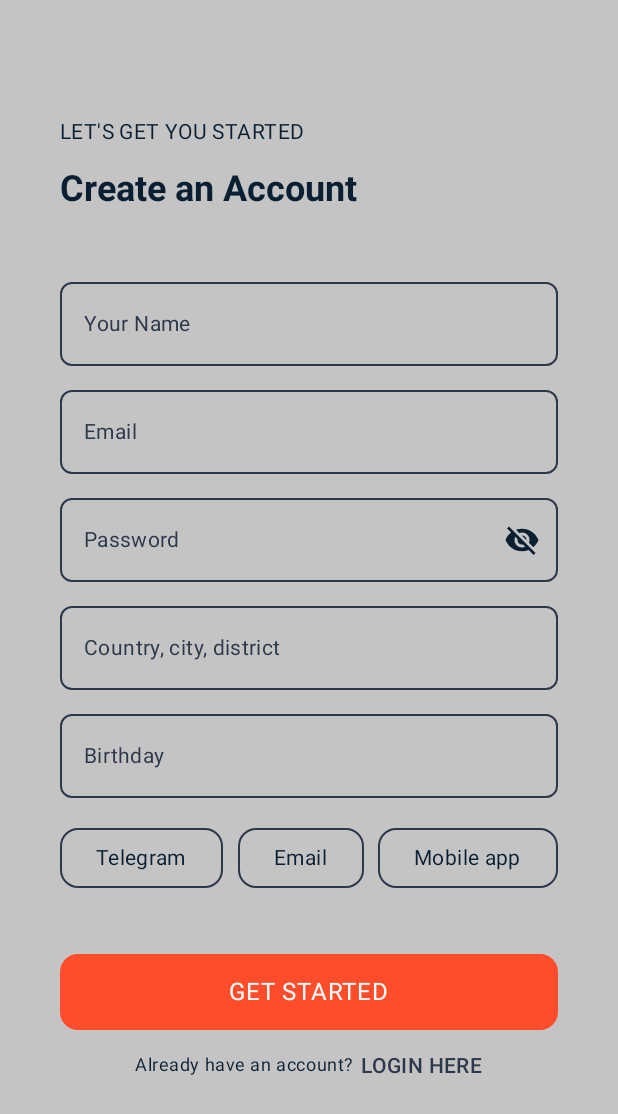
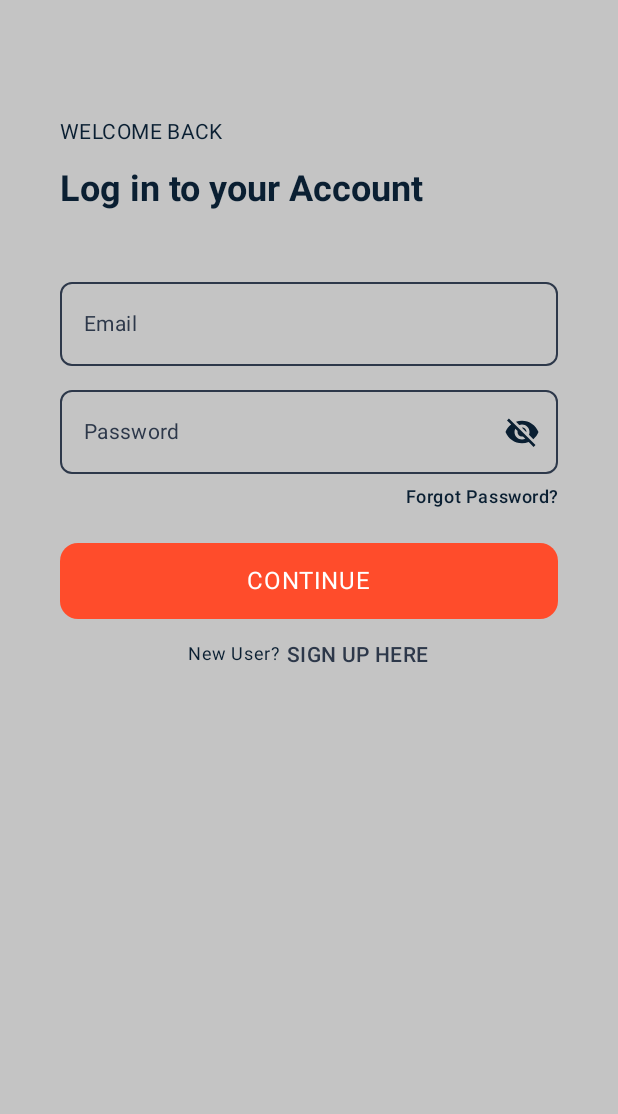
Before and after one commit to DmitriyVladarchuk/NEAR-Mobile, an Android app built with Jetpack Compose: the screen it shows after launch (MainActivity), on a phone screen of 412 x 824 dp. Shown: the top 1114 px of the screen. Run offline under Robolectric (Android 15) with nearby library versions, the phone set to English and light mode, and no system bars.

Commit message:
update login screen and add signup screen

```diff
--- a/app/src/main/java/com/example/near/MainActivity.kt
+++ b/app/src/main/java/com/example/near/MainActivity.kt
@@ -9,7 +9,8 @@ import androidx.compose.foundation.layout.padding
 import androidx.compose.material3.Scaffold
 import androidx.compose.ui.Modifier
 import androidx.core.splashscreen.SplashScreen.Companion.installSplashScreen
-import com.example.near.ui.screens.auth.login.RegistrationAccount
+import com.example.near.ui.screens.auth.login.LoginAccountScreen
+import com.example.near.ui.screens.auth.signup.SignupAccount
 import com.example.near.ui.theme.CustomTheme
 import com.example.near.ui.theme.NEARTheme
 
@@ -26,7 +27,10 @@ class MainActivity : AppCompatActivity() {
                     containerColor = CustomTheme.colors.background,
                     modifier = Modifier.fillMaxSize()
                 ) { innerPadding ->
-                    RegistrationAccount(modifier = Modifier.padding(innerPadding)) {
+//                    SignupAccount(modifier = Modifier.padding(innerPadding)) {
+//
+//                    }
+                    LoginAccountScreen(modifier = Modifier.padding(innerPadding)) {
 
                     }
                 }
--- /dev/null
+++ b/app/src/main/java/com/example/near/ui/screens/auth/login/LoginAccountScreen.kt
@@ -0,0 +1,128 @@
+package com.example.near.ui.screens.auth.login
+
+import androidx.compose.foundation.clickable
+import androidx.compose.foundation.layout.Arrangement
+import androidx.compose.foundation.layout.Column
+import androidx.compose.foundation.layout.fillMaxWidth
+import androidx.compose.foundation.layout.padding
+import androidx.compose.foundation.shape.RoundedCornerShape
+import androidx.compose.foundation.text.KeyboardOptions
+import androidx.compose.material.icons.Icons
+import androidx.compose.material.icons.filled.Visibility
+import androidx.compose.material.icons.filled.VisibilityOff
+import androidx.compose.material3.Icon
+import androidx.compose.material3.IconButton
+import androidx.compose.material3.OutlinedTextField
+import androidx.compose.material3.Text
+import androidx.compose.runtime.Composable
+import androidx.compose.runtime.getValue
+import androidx.compose.runtime.mutableStateOf
+import androidx.compose.runtime.remember
+import androidx.compose.runtime.setValue
+import androidx.compose.ui.Modifier
+import androidx.compose.ui.res.stringResource
+import androidx.compose.ui.text.font.FontWeight
+import androidx.compose.ui.text.input.KeyboardType
+import androidx.compose.ui.text.input.PasswordVisualTransformation
+import androidx.compose.ui.text.input.VisualTransformation
+import androidx.compose.ui.text.style.TextAlign
+import androidx.compose.ui.unit.dp
+import androidx.lifecycle.viewmodel.compose.viewModel
+import com.example.near.R
+import com.example.near.ui.theme.AppTypography
+import com.example.near.ui.theme.CustomTheme
+import com.example.near.ui.views.AuthScreenButtons
+import com.example.near.ui.views.HeaderTextInfo
+import com.example.near.ui.views.TextFieldLabel
+import com.example.near.ui.views.TextFieldPlaceholder
+import com.example.near.ui.views.textFieldColors
+
+@Composable
+fun LoginAccountScreen(
+    modifier: Modifier = Modifier,
+    viewModel: LoginAccountViewModel = viewModel(),
+    onSignUpClick: () -> Unit
+) {
+    val defaultModifier = Modifier.padding(horizontal = 40.dp, vertical = 40.dp)
+
+    Column(modifier = defaultModifier.then(modifier)) {
+        HeaderTextInfo(
+            stringResource(R.string.welcome_back).uppercase(),
+            stringResource(R.string.login_to_your_account)
+        )
+        TextFieldAccount(viewModel)
+        ForgotPassword {
+
+        }
+        AuthScreenButtons(
+            primaryButtonText = stringResource(R.string.continue_text).uppercase(),
+            secondaryText = stringResource(R.string.new_user),
+            secondaryActionText = stringResource(R.string.sign_up_here).uppercase(),
+            onPrimaryButtonClick = {
+                //viewModel.onSignUpClick()
+            },
+            onSecondaryActionClick = { onSignUpClick() }
+        )
+    }
+}
+
+@Composable
+private fun TextFieldAccount(viewModel: LoginAccountViewModel) {
+    Column(
+        verticalArrangement = Arrangement.spacedBy(8.dp)
+    ) {
+        // Email field
+        OutlinedTextField(
+            modifier = Modifier.fillMaxWidth(),
+            shape = RoundedCornerShape(8.dp),
+            value = viewModel.email,
+            onValueChange = { viewModel.email = it },
+            singleLine = true,
+            keyboardOptions = KeyboardOptions(keyboardType = KeyboardType.Email),
+            label = {
+                TextFieldLabel(stringResource(R.string.email))
+            },
+            placeholder = { TextFieldPlaceholder(stringResource(R.string.email)) },
+            textStyle = AppTypography.bodyMedium,
+            colors = textFieldColors()
+        )
+
+        // Password field
+        var passwordVisible by remember { mutableStateOf(false) }
+
+        OutlinedTextField(
+            modifier = Modifier.fillMaxWidth(),
+            shape = RoundedCornerShape(8.dp),
+            value = viewModel.password,
+            onValueChange = { viewModel.password = it },
+            singleLine = true,
+            visualTransformation = if (passwordVisible) VisualTransformation.None else PasswordVisualTransformation(),
+            keyboardOptions = KeyboardOptions(keyboardType = KeyboardType.Password),
+            label = { TextFieldLabel(stringResource(R.string.password)) },
+            placeholder = { TextFieldPlaceholder(stringResource(R.string.password)) },
+            textStyle = AppTypography.bodyMedium,
+            colors = textFieldColors(),
+            trailingIcon = {
+                IconButton(onClick = { passwordVisible = !passwordVisible }) {
+                    Icon(
+                        imageVector = if (passwordVisible) Icons.Filled.Visibility else Icons.Filled.VisibilityOff,
+                        contentDescription = if (passwordVisible) stringResource(R.string.hide_password) else stringResource(R.string.show_password),
+                        tint = CustomTheme.colors.content
+                    )
+                }
+            }
+        )
+    }
+}
+
+@Composable
+private fun ForgotPassword(onClick: () -> Unit) {
+    Text(
+        text = stringResource(R.string.forgot_password),
+        style = AppTypography.labelSmall,
+        color = CustomTheme.colors.content,
+        fontWeight = FontWeight.SemiBold,
+        modifier = Modifier.fillMaxWidth().padding(top = 8.dp).clickable { onClick() },
+        textAlign = TextAlign.End
+    )
+}
--- a/app/src/main/java/com/example/near/ui/screens/auth/login/LoginAccountViewModel.kt
+++ b/app/src/main/java/com/example/near/ui/screens/auth/login/LoginAccountViewModel.kt
@@ -1,30 +1,11 @@
 package com.example.near.ui.screens.auth.login
 
 import androidx.compose.runtime.getValue
-import androidx.compose.runtime.mutableStateListOf
 import androidx.compose.runtime.mutableStateOf
 import androidx.compose.runtime.setValue
 import androidx.lifecycle.ViewModel
-import com.example.near.domain.models.NotificationType
 
-class LoginAccountViewModel : ViewModel() {
-    var nameUser by mutableStateOf("")
+class LoginAccountViewModel() : ViewModel() {
     var email by mutableStateOf("")
     var password by mutableStateOf("")
-    var country by mutableStateOf("")
-    var birthday by mutableStateOf("")
-
-    val selectedNotifications = mutableStateOf(setOf<NotificationType>())
-
-    fun toggleNotification(type: NotificationType) {
-        selectedNotifications.value = if (selectedNotifications.value.contains(type)) {
-            selectedNotifications.value - type
-        } else {
-            selectedNotifications.value + type
-        }
-    }
-
-    fun onSignUpClick() {
-
-    }
 }
--- a/app/src/main/java/com/example/near/ui/screens/auth/login/LoginAccount.kt
+++ b/app/src/main/java/com/example/near/ui/screens/auth/signup/SignupAccountScreen.kt
@@ -1,26 +1,21 @@
-package com.example.near.ui.screens.auth.login
+package com.example.near.ui.screens.auth.signup
 
 import androidx.compose.foundation.BorderStroke
-import androidx.compose.foundation.clickable
 import androidx.compose.foundation.layout.Arrangement
 import androidx.compose.foundation.layout.Column
 import androidx.compose.foundation.layout.Row
-import androidx.compose.foundation.layout.Spacer
 import androidx.compose.foundation.layout.fillMaxWidth
 import androidx.compose.foundation.layout.padding
-import androidx.compose.foundation.layout.width
 import androidx.compose.foundation.shape.RoundedCornerShape
 import androidx.compose.foundation.text.KeyboardOptions
 import androidx.compose.material.icons.Icons
 import androidx.compose.material.icons.filled.Visibility
 import androidx.compose.material.icons.filled.VisibilityOff
-import androidx.compose.material3.Button
 import androidx.compose.material3.ButtonDefaults
 import androidx.compose.material3.Icon
 import androidx.compose.material3.IconButton
 import androidx.compose.material3.OutlinedButton
 import androidx.compose.material3.OutlinedTextField
-import androidx.compose.material3.OutlinedTextFieldDefaults
 import androidx.compose.material3.Text
 import androidx.compose.runtime.Composable
 import androidx.compose.runtime.getValue
@@ -28,9 +23,7 @@ import androidx.compose.runtime.mutableStateOf
 import androidx.compose.runtime.remember
 import androidx.compose.runtime.setValue
 import androidx.compose.ui.Modifier
-import androidx.compose.ui.graphics.Color
 import androidx.compose.ui.res.stringResource
-import androidx.compose.ui.text.font.FontWeight
 import androidx.compose.ui.text.input.KeyboardType
 import androidx.compose.ui.text.input.PasswordVisualTransformation
 import androidx.compose.ui.text.input.VisualTransformation
@@ -40,53 +33,43 @@ import com.example.near.R
 import com.example.near.domain.models.NotificationType
 import com.example.near.ui.theme.AppTypography
 import com.example.near.ui.theme.CustomTheme
+import com.example.near.ui.views.AuthScreenButtons
+import com.example.near.ui.views.HeaderTextInfo
 import com.example.near.ui.views.TextFieldLabel
 import com.example.near.ui.views.TextFieldPlaceholder
+import com.example.near.ui.views.textFieldColors
 import java.text.SimpleDateFormat
 import java.util.Locale
 
 
 @Composable
-fun RegistrationAccount(
+fun SignupAccountScreen(
     modifier: Modifier = Modifier,
-    viewModel: LoginAccountViewModel = viewModel(),
-    onSignInClick: () -> Unit
+    viewModel: SignupAccountViewModel = viewModel(),
+    onLoginClick: () -> Unit
 ) {
     val defaultModifier = Modifier.padding(horizontal = 40.dp, vertical = 40.dp)
 
     Column(modifier = defaultModifier.then(modifier)) {
-        HeaderTextInfo()
+        HeaderTextInfo(
+            stringResource(R.string.lets_get_you_started),
+            stringResource(R.string.create_an_account)
+        )
         TextFieldAccount(viewModel)
         NotificationOptions(viewModel)
-        ActionButtons(
-            onSignUpClick = { viewModel.onSignUpClick() },
-            onSignInClick = onSignInClick
+
+        AuthScreenButtons(
+            primaryButtonText = stringResource(R.string.get_started).uppercase(),
+            secondaryText = stringResource(R.string.already_have_an_account),
+            secondaryActionText = stringResource(R.string.login_here).uppercase(),
+            onPrimaryButtonClick = { viewModel.onSignUpClick() },
+            onSecondaryActionClick = { onLoginClick() }
         )
     }
 }
 
 @Composable
-private fun HeaderTextInfo() {
-    Column(
-        modifier = Modifier.padding(vertical = 40.dp),
-        verticalArrangement = Arrangement.spacedBy(16.dp)
-    ) {
-        Text(
-            text = stringResource(R.string.lets_get_you_started),
-            style = AppTypography.bodySmall,
-            color = CustomTheme.colors.content
-        )
-
-        Text(
-            text = stringResource(R.string.create_an_account),
-            style = AppTypography.titleLarge,
-            color = CustomTheme.colors.content
-        )
-    }
-}
-
-@Composable
-private fun TextFieldAccount(viewModel: LoginAccountViewModel) {
+private fun TextFieldAccount(viewModel: SignupAccountViewModel) {
     Column(
         verticalArrangement = Arrangement.spacedBy(8.dp)
     ) {
@@ -185,7 +168,7 @@ private fun TextFieldAccount(viewModel: LoginAccountViewModel) {
 }
 
 @Composable
-private fun NotificationOptions(viewModel: LoginAccountViewModel) {
+private fun NotificationOptions(viewModel: SignupAccountViewModel) {
     Column(
         modifier = Modifier.fillMaxWidth(),
         verticalArrangement = Arrangement.spacedBy(8.dp)
@@ -251,63 +234,3 @@ private fun NotificationChip(
         )
     }
 }
-
-@Composable
-private fun ActionButtons(
-    onSignUpClick: () -> Unit,
-    onSignInClick: () -> Unit
-) {
-    Column(
-        modifier = Modifier
-            .fillMaxWidth()
-            .padding(top = 24.dp),
-        verticalArrangement = Arrangement.spacedBy(16.dp)
-    ) {
-        Button(
-            onClick = onSignUpClick,
-            modifier = Modifier.fillMaxWidth(),
-            shape = RoundedCornerShape(12.dp),
-            colors = ButtonDefaults.buttonColors(
-                containerColor = CustomTheme.colors.orange,
-                contentColor = Color.White
-            )
-        ) {
-            Text(
-                text = stringResource(R.string.get_started).uppercase(),
-                style = AppTypography.bodyMedium,
-                modifier = Modifier.padding(vertical = 8.dp)
-            )
-        }
-
-        Row(
-            modifier = Modifier.fillMaxWidth(),
-            horizontalArrangement = Arrangement.Center
-        ) {
-            Text(
-                text = stringResource(R.string.already_have_an_account),
-                style = AppTypography.labelSmall,
-                color = CustomTheme.colors.content
-            )
-            Spacer(modifier = Modifier.width(4.dp))
-            Text(
-                text = stringResource(R.string.login_here).uppercase(),
-                style = AppTypography.bodySmall,
-                color = CustomTheme.colors.currentContainer,
-                modifier = Modifier.clickable(onClick = onSignInClick),
-                fontWeight = FontWeight.SemiBold
-            )
-        }
-    }
-}
-
-@Composable
-private fun textFieldColors() = OutlinedTextFieldDefaults.colors(
-    focusedTextColor = CustomTheme.colors.content,
-    unfocusedTextColor = CustomTheme.colors.content,
-    focusedContainerColor = CustomTheme.colors.background,
-    unfocusedContainerColor = CustomTheme.colors.background,
-    unfocusedLabelColor = CustomTheme.colors.background,
-    cursorColor = CustomTheme.colors.currentContainer,
-    focusedBorderColor = CustomTheme.colors.currentContainer,
-    unfocusedBorderColor = CustomTheme.colors.container
-)
--- /dev/null
+++ b/app/src/main/java/com/example/near/ui/screens/auth/signup/SignupAccountViewModel.kt
@@ -0,0 +1,29 @@
+package com.example.near.ui.screens.auth.signup
+
+import androidx.compose.runtime.getValue
+import androidx.compose.runtime.mutableStateOf
+import androidx.compose.runtime.setValue
+import androidx.lifecycle.ViewModel
+import com.example.near.domain.models.NotificationType
+
+class SignupAccountViewModel : ViewModel() {
+    var nameUser by mutableStateOf("")
+    var email by mutableStateOf("")
+    var password by mutableStateOf("")
+    var country by mutableStateOf("")
+    var birthday by mutableStateOf("")
+
+    val selectedNotifications = mutableStateOf(setOf<NotificationType>())
+
+    fun toggleNotification(type: NotificationType) {
+        selectedNotifications.value = if (selectedNotifications.value.contains(type)) {
+            selectedNotifications.value - type
+        } else {
+            selectedNotifications.value + type
+        }
+    }
+
+    fun onSignUpClick() {
+
+    }
+}
--- /dev/null
+++ b/app/src/main/java/com/example/near/ui/views/AuthScreenButton.kt
@@ -0,0 +1,72 @@
+package com.example.near.ui.views
+
+import androidx.compose.foundation.clickable
+import androidx.compose.foundation.layout.Arrangement
+import androidx.compose.foundation.layout.Column
+import androidx.compose.foundation.layout.Row
+import androidx.compose.foundation.layout.Spacer
+import androidx.compose.foundation.layout.fillMaxWidth
+import androidx.compose.foundation.layout.padding
+import androidx.compose.foundation.layout.width
+import androidx.compose.foundation.shape.RoundedCornerShape
+import androidx.compose.material3.Button
+import androidx.compose.material3.ButtonDefaults
+import androidx.compose.material3.Text
+import androidx.compose.runtime.Composable
+import androidx.compose.ui.Modifier
+import androidx.compose.ui.graphics.Color
+import androidx.compose.ui.text.font.FontWeight
+import androidx.compose.ui.unit.dp
+import com.example.near.ui.theme.AppTypography
+import com.example.near.ui.theme.CustomTheme
+
+@Composable
+fun AuthScreenButtons(
+    primaryButtonText: String,
+    secondaryText: String,
+    secondaryActionText: String,
+    onPrimaryButtonClick: () -> Unit,
+    onSecondaryActionClick: () -> Unit
+) {
+    Column(
+        modifier = Modifier
+            .fillMaxWidth()
+            .padding(top = 24.dp),
+        verticalArrangement = Arrangement.spacedBy(16.dp)
+    ) {
+        Button(
+            onClick = onPrimaryButtonClick,
+            modifier = Modifier.fillMaxWidth(),
+            shape = RoundedCornerShape(12.dp),
+            colors = ButtonDefaults.buttonColors(
+                containerColor = CustomTheme.colors.orange,
+                contentColor = Color.White
+            )
+        ) {
+            Text(
+                text = primaryButtonText.uppercase(),
+                style = AppTypography.bodyMedium,
+                modifier = Modifier.padding(vertical = 8.dp)
+            )
+        }
+
+        Row(
+            modifier = Modifier.fillMaxWidth(),
+            horizontalArrangement = Arrangement.Center
+        ) {
+            Text(
+                text = secondaryText,
+                style = AppTypography.labelSmall,
+                color = CustomTheme.colors.content
+            )
+            Spacer(modifier = Modifier.width(4.dp))
+            Text(
+                text = secondaryActionText.uppercase(),
+                style = AppTypography.bodySmall,
+                color = CustomTheme.colors.currentContainer,
+                modifier = Modifier.clickable(onClick = onSecondaryActionClick),
+                fontWeight = FontWeight.SemiBold
+            )
+        }
+    }
+}
--- /dev/null
+++ b/app/src/main/java/com/example/near/ui/views/HeaderTextInfo.kt
@@ -0,0 +1,31 @@
+package com.example.near.ui.views
+
+import androidx.compose.foundation.layout.Arrangement
+import androidx.compose.foundation.layout.Column
+import androidx.compose.foundation.layout.padding
+import androidx.compose.material3.Text
+import androidx.compose.runtime.Composable
+import androidx.compose.ui.Modifier
+import androidx.compose.ui.unit.dp
+import com.example.near.ui.theme.AppTypography
+import com.example.near.ui.theme.CustomTheme
+
+@Composable
+fun HeaderTextInfo(firstText: String, secondText: String) {
+    Column(
+        modifier = Modifier.padding(vertical = 40.dp),
+        verticalArrangement = Arrangement.spacedBy(16.dp)
+    ) {
+        Text(
+            text = firstText,
+            style = AppTypography.bodySmall,
+            color = CustomTheme.colors.content
+        )
+
+        Text(
+            text = secondText,
+            style = AppTypography.titleLarge,
+            color = CustomTheme.colors.content
+        )
+    }
+}
--- /dev/null
+++ b/app/src/main/java/com/example/near/ui/views/TextFieldColors.kt
@@ -0,0 +1,17 @@
+package com.example.near.ui.views
+
+import androidx.compose.material3.OutlinedTextFieldDefaults
+import androidx.compose.runtime.Composable
+import com.example.near.ui.theme.CustomTheme
+
+@Composable
+fun textFieldColors() = OutlinedTextFieldDefaults.colors(
+    focusedTextColor = CustomTheme.colors.content,
+    unfocusedTextColor = CustomTheme.colors.content,
+    focusedContainerColor = CustomTheme.colors.background,
+    unfocusedContainerColor = CustomTheme.colors.background,
+    unfocusedLabelColor = CustomTheme.colors.background,
+    cursorColor = CustomTheme.colors.currentContainer,
+    focusedBorderColor = CustomTheme.colors.currentContainer,
+    unfocusedBorderColor = CustomTheme.colors.container
+)
--- a/app/src/main/res/values/strings.xml
+++ b/app/src/main/res/values/strings.xml
@@ -16,6 +16,7 @@
 
     <string name="forgot_password">Forgot Password?</string>
     <string name="get_started">Get Started</string>
+    <string name="continue_text">continue</string>
 
     <string name="already_have_an_account">Already have an account?</string>
     <string name="new_user">New User?</string>
@@ -23,6 +24,9 @@
     <string name="login_here">Login here</string>
     <string name="sign_up_here">Sign up here</string>
 
+    <string name="welcome_back">Welcome Back</string>
+    <string name="login_to_your_account">Log in to your Account</string>
+
     <string name="show_password">Show password</string>
     <string name="hide_password">Hide password</string>
 
```
